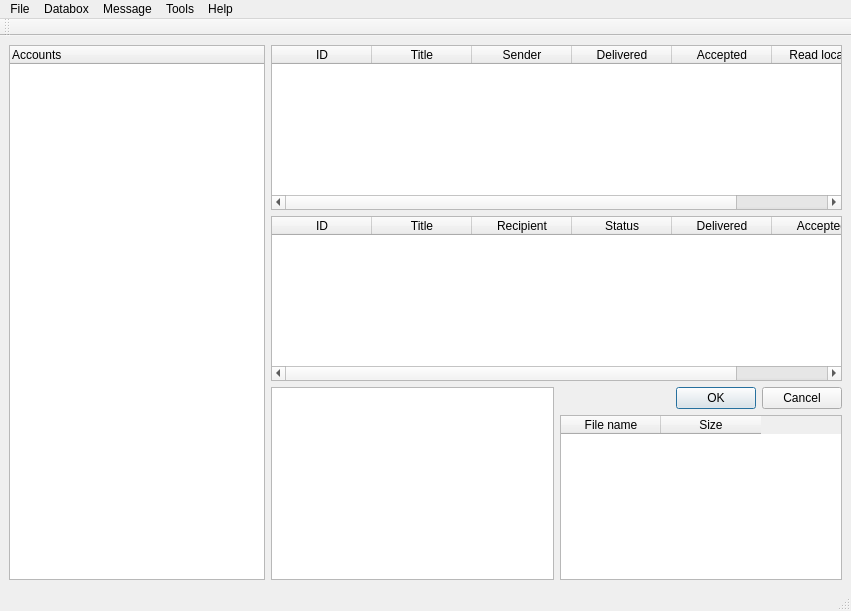
Qt form ui/datovka.ui (psakar/datovka) before a commit.
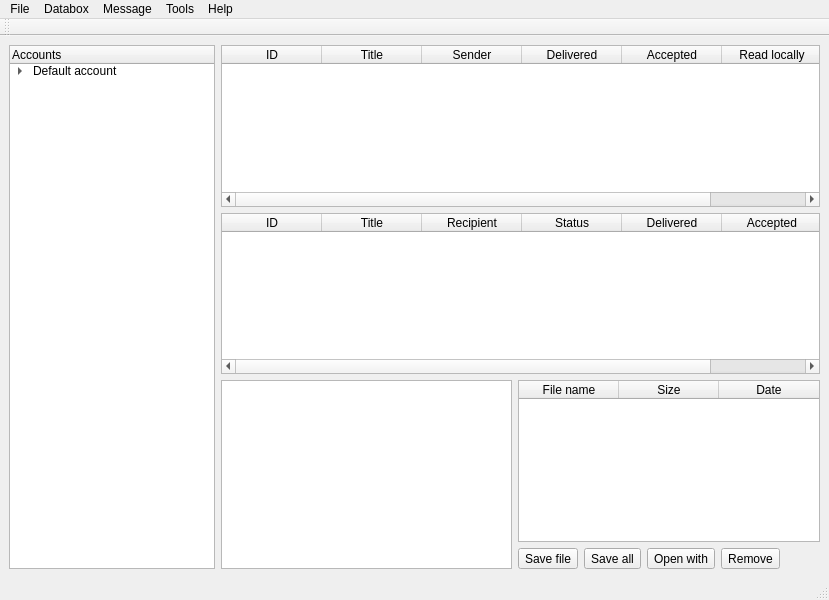
The same form after that commit.

Commit message: Update some widgets in datovka ui

Patch:
```diff
--- a/ui/datovka.ui
+++ b/ui/datovka.ui
@@ -10,12 +10,12 @@
    <rect>
     <x>0</x>
     <y>0</y>
-    <width>851</width>
-    <height>611</height>
+    <width>829</width>
+    <height>600</height>
    </rect>
   </property>
   <property name="sizePolicy">
-   <sizepolicy hsizetype="Maximum" vsizetype="Maximum">
+   <sizepolicy hsizetype="Preferred" vsizetype="Preferred">
     <horstretch>0</horstretch>
     <verstretch>0</verstretch>
    </sizepolicy>
@@ -32,27 +32,63 @@
   <property name="animated">
    <bool>false</bool>
   </property>
-  <widget class="QWidget" name="CentralWidget">
-   <layout class="QHBoxLayout" name="horizontalLayout" stretch="0,200">
+  <widget class="QWidget" name="CentralWidgetWindows">
+   <layout class="QHBoxLayout" name="horizontalLayout" stretch="0,0">
     <property name="sizeConstraint">
      <enum>QLayout::SetNoConstraint</enum>
     </property>
     <item>
      <widget class="QTreeWidget" name="AccountList">
+      <property name="enabled">
+       <bool>true</bool>
+      </property>
       <property name="sizePolicy">
        <sizepolicy hsizetype="Preferred" vsizetype="Preferred">
         <horstretch>0</horstretch>
         <verstretch>0</verstretch>
        </sizepolicy>
       </property>
+      <property name="minimumSize">
+       <size>
+        <width>150</width>
+        <height>0</height>
+       </size>
+      </property>
       <property name="horizontalScrollBarPolicy">
-       <enum>Qt::ScrollBarAlwaysOff</enum>
+       <enum>Qt::ScrollBarAsNeeded</enum>
       </property>
+      <property name="sizeAdjustPolicy">
+       <enum>QAbstractScrollArea::AdjustToContents</enum>
+      </property>
+      <attribute name="headerVisible">
+       <bool>true</bool>
+      </attribute>
+      <attribute name="headerDefaultSectionSize">
+       <number>100</number>
+      </attribute>
+      <attribute name="headerMinimumSectionSize">
+       <number>50</number>
+      </attribute>
       <column>
        <property name="text">
         <string>Accounts</string>
        </property>
       </column>
+      <item>
+       <property name="text">
+        <string>Default account</string>
+       </property>
+       <item>
+        <property name="text">
+         <string>Recent received</string>
+        </property>
+       </item>
+       <item>
+        <property name="text">
+         <string>Recent sent</string>
+        </property>
+       </item>
+      </item>
      </widget>
     </item>
     <item>
@@ -62,11 +98,38 @@
       </property>
       <item>
        <widget class="QTableWidget" name="ReceivedMessageList">
+        <property name="minimumSize">
+         <size>
+          <width>0</width>
+          <height>0</height>
+         </size>
+        </property>
         <property name="columnCount">
          <number>6</number>
         </property>
+        <attribute name="horizontalHeaderVisible">
+         <bool>true</bool>
+        </attribute>
+        <attribute name="horizontalHeaderCascadingSectionResizes">
+         <bool>false</bool>
+        </attribute>
+        <attribute name="horizontalHeaderShowSortIndicator" stdset="0">
+         <bool>false</bool>
+        </attribute>
+        <attribute name="horizontalHeaderStretchLastSection">
+         <bool>true</bool>
+        </attribute>
         <attribute name="verticalHeaderVisible">
-         <bool>true</bool>
+         <bool>false</bool>
+        </attribute>
+        <attribute name="verticalHeaderDefaultSectionSize">
+         <number>0</number>
+        </attribute>
+        <attribute name="verticalHeaderHighlightSections">
+         <bool>false</bool>
+        </attribute>
+        <attribute name="verticalHeaderMinimumSectionSize">
+         <number>0</number>
         </attribute>
         <column>
          <property name="text">
@@ -102,6 +165,27 @@
       </item>
       <item>
        <widget class="QTableWidget" name="SentMessageList">
+        <attribute name="horizontalHeaderCascadingSectionResizes">
+         <bool>false</bool>
+        </attribute>
+        <attribute name="horizontalHeaderShowSortIndicator" stdset="0">
+         <bool>false</bool>
+        </attribute>
+        <attribute name="horizontalHeaderStretchLastSection">
+         <bool>true</bool>
+        </attribute>
+        <attribute name="verticalHeaderVisible">
+         <bool>false</bool>
+        </attribute>
+        <attribute name="verticalHeaderDefaultSectionSize">
+         <number>0</number>
+        </attribute>
+        <attribute name="verticalHeaderHighlightSections">
+         <bool>false</bool>
+        </attribute>
+        <attribute name="verticalHeaderMinimumSectionSize">
+         <number>0</number>
+        </attribute>
         <column>
          <property name="text">
           <string>ID</string>
@@ -148,14 +232,22 @@
            <enum>QLayout::SetNoConstraint</enum>
           </property>
           <item>
-           <widget class="QDialogButtonBox" name="buttonBox">
-            <property name="standardButtons">
-             <set>QDialogButtonBox::Cancel|QDialogButtonBox::Ok</set>
-            </property>
-           </widget>
-          </item>
-          <item>
-           <widget class="QTableWidget" name="tableWidget">
+           <widget class="QTableWidget" name="AttachFileList">
+            <attribute name="horizontalHeaderStretchLastSection">
+             <bool>true</bool>
+            </attribute>
+            <attribute name="verticalHeaderVisible">
+             <bool>false</bool>
+            </attribute>
+            <attribute name="verticalHeaderDefaultSectionSize">
+             <number>0</number>
+            </attribute>
+            <attribute name="verticalHeaderHighlightSections">
+             <bool>false</bool>
+            </attribute>
+            <attribute name="verticalHeaderMinimumSectionSize">
+             <number>0</number>
+            </attribute>
             <column>
              <property name="text">
               <string>File name</string>
@@ -166,8 +258,58 @@
               <string>Size</string>
              </property>
             </column>
+            <column>
+             <property name="text">
+              <string>Date</string>
+             </property>
+            </column>
            </widget>
           </item>
+          <item>
+           <layout class="QHBoxLayout" name="HorizontalBoxToolBar">
+            <item>
+             <widget class="QToolButton" name="SaveFileButton">
+              <property name="text">
+               <string>Save file</string>
+              </property>
+             </widget>
+            </item>
+            <item>
+             <widget class="QToolButton" name="SaveAllButton">
+              <property name="text">
+               <string>Save all</string>
+              </property>
+             </widget>
+            </item>
+            <item>
+             <widget class="QToolButton" name="OpenFileButton">
+              <property name="text">
+               <string>Open with</string>
+              </property>
+             </widget>
+            </item>
+            <item>
+             <widget class="QToolButton" name="DeleteFileButton">
+              <property name="text">
+               <string>Remove</string>
+              </property>
+             </widget>
+            </item>
+            <item>
+             <spacer name="horizontalSpacer">
+              <property name="orientation">
+               <enum>Qt::Horizontal</enum>
+              </property>
+              <property name="sizeHint" stdset="0">
+               <size>
+                <width>40</width>
+                <height>20</height>
+               </size>
+              </property>
+             </spacer>
+            </item>
+           </layout>
+          </item>
          </layout>
         </item>
        </layout>
@@ -181,7 +323,7 @@
     <rect>
      <x>0</x>
      <y>0</y>
-     <width>851</width>
+     <width>829</width>
      <height>20</height>
     </rect>
    </property>
```
Left out of the diff: 8 changed lines with no effect on the pictures.
